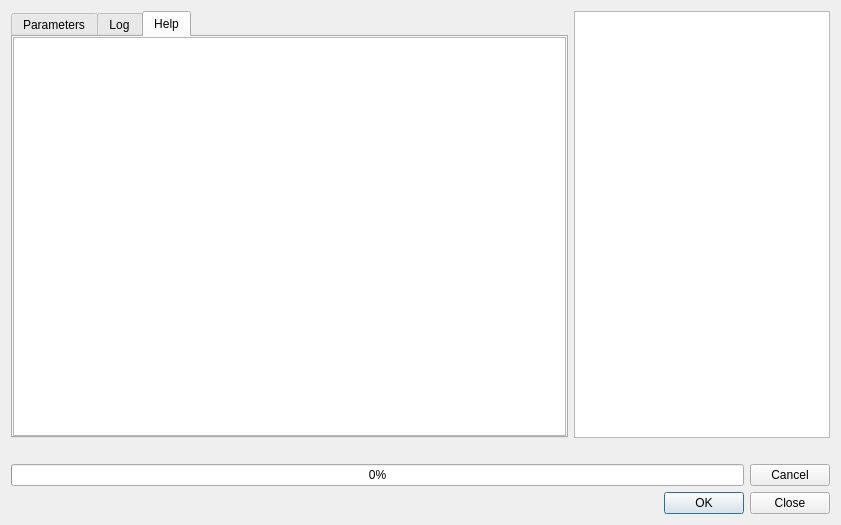
Above: python/plugins/processing/ui/DlgAlgorithmBase.ui from qgis/QGIS before the change. Below: the same form after it.
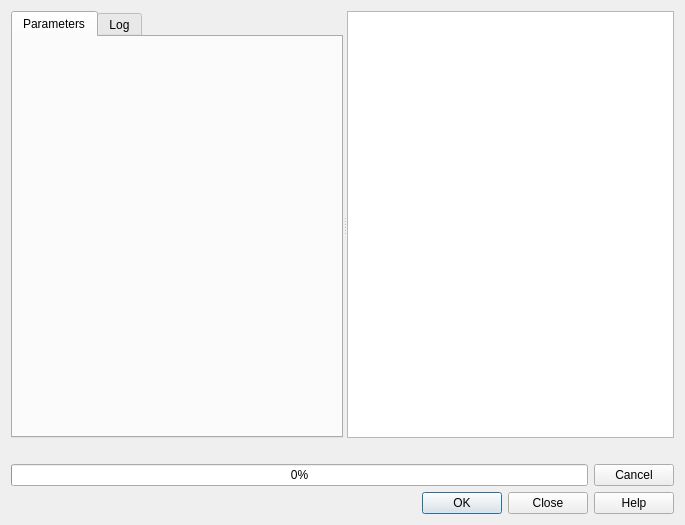
That is the form after the change. The open tabs and pages were chosen to show the change.

Commit message: [processing] make short help panel resizable and replace  Help tab with corresponding button

The edit to the form file:
```diff
--- a/python/plugins/processing/ui/DlgAlgorithmBase.ui
+++ b/python/plugins/processing/ui/DlgAlgorithmBase.ui
@@ -6,7 +6,7 @@
    <rect>
     <x>0</x>
     <y>0</y>
-    <width>841</width>
+    <width>685</width>
     <height>525</height>
    </rect>
   </property>
@@ -15,8 +15,16 @@
   </property>
   <layout class="QVBoxLayout" name="verticalLayout">
    <item>
-    <layout class="QHBoxLayout" name="horizontalLayout">
-     <item>
+    <widget class="QSplitter" name="splitter">
+     <property name="sizePolicy">
+      <sizepolicy hsizetype="Expanding" vsizetype="Expanding">
+       <horstretch>0</horstretch>
+       <verstretch>0</verstretch>
+      </sizepolicy>
+     </property>
+     <property name="orientation">
+      <enum>Qt::Horizontal</enum>
+     </property>
       <widget class="QTabWidget" name="tabWidget">
        <property name="currentIndex">
         <number>0</number>
@@ -72,56 +80,9 @@
          </item>
         </layout>
        </widget>
-       <widget class="QWidget" name="tab_3">
-        <attribute name="title">
-         <string>Help</string>
-        </attribute>
-        <layout class="QHBoxLayout" name="horizontalLayout_2">
-         <property name="spacing">
-          <number>0</number>
-         </property>
-         <property name="leftMargin">
-          <number>0</number>
-         </property>
-         <property name="topMargin">
-          <number>0</number>
-         </property>
-         <property name="rightMargin">
-          <number>0</number>
-         </property>
-         <property name="bottomMargin">
-          <number>0</number>
-         </property>
-         <item>
-          <widget class="QTextBrowser" name="txtHelp"/>
-         </item>
-        </layout>
-       </widget>
-      </widget>
-     </item>
-     <item>
-      <widget class="QTextBrowser" name="textShortHelp">
-       <property name="sizePolicy">
-        <sizepolicy hsizetype="Fixed" vsizetype="Preferred">
-         <horstretch>0</horstretch>
-         <verstretch>0</verstretch>
-        </sizepolicy>
-       </property>
-       <property name="minimumSize">
-        <size>
-         <width>200</width>
-         <height>0</height>
-        </size>
-       </property>
-       <property name="maximumSize">
-        <size>
-         <width>300</width>
-         <height>16777215</height>
-        </size>
-       </property>
-      </widget>
-     </item>
-    </layout>
+     </widget>
+     <widget class="QTextBrowser" name="textShortHelp"/>
+    </widget>
    </item>
    <item>
     <widget class="QLabel" name="lblProgress">
@@ -157,7 +118,7 @@
       <enum>Qt::Horizontal</enum>
      </property>
      <property name="standardButtons">
-      <set>QDialogButtonBox::Close|QDialogButtonBox::Ok</set>
+      <set>QDialogButtonBox::Close|QDialogButtonBox::Help|QDialogButtonBox::Ok</set>
      </property>
     </widget>
    </item>
```
Left out of the diff: 18 changed lines with no effect on the pictures. Lines whose indentation alone changed are shown as unchanged.
